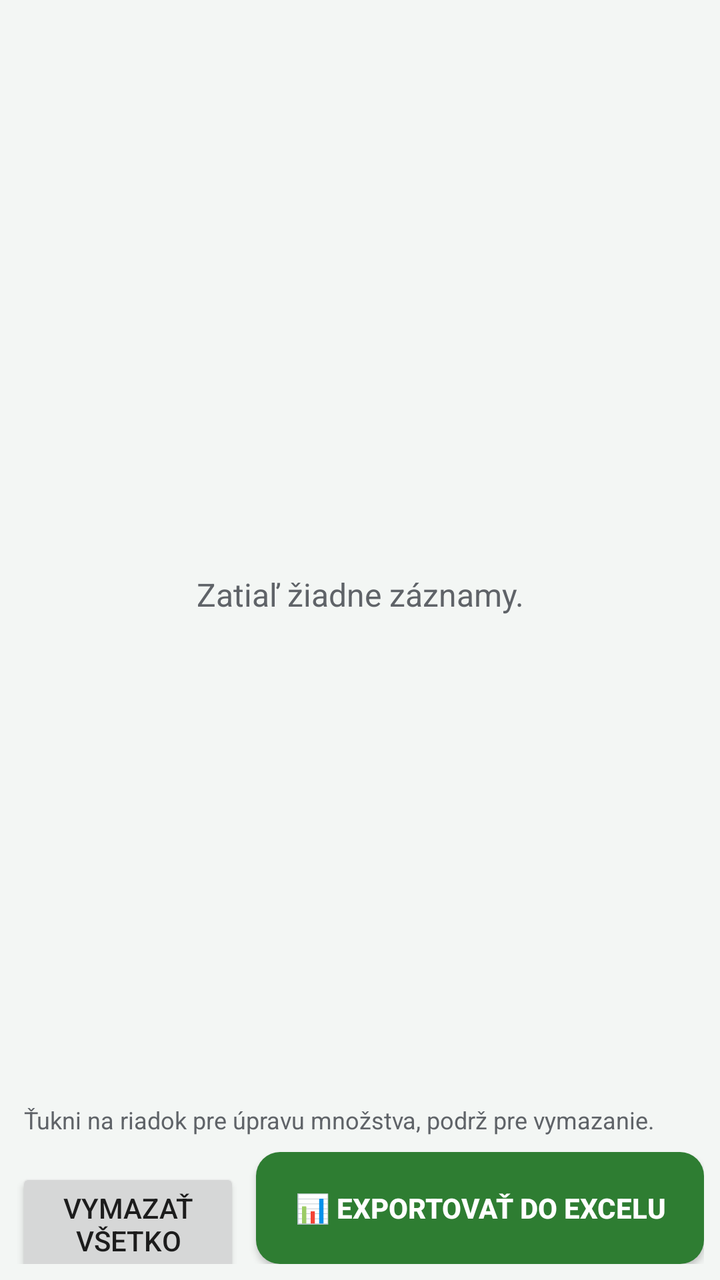
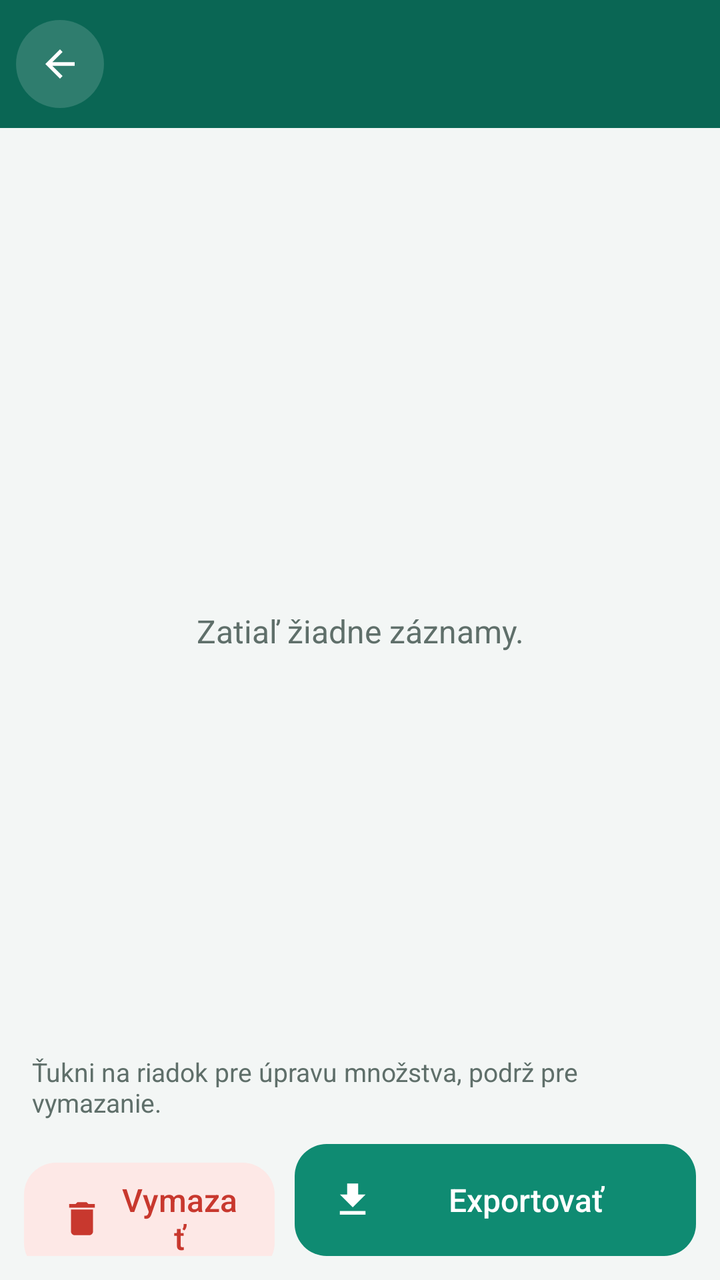

Two renders of the same Android screen: before a commit and after it. Below are the layout's source before the change and the commit's diff.
<!-- AndroidManifest.xml: application theme AppTheme -->
<!-- res/layout/activity_records.xml -->
<?xml version="1.0" encoding="utf-8"?>
<LinearLayout xmlns:android="http://schemas.android.com/apk/res/android"
    android:layout_width="match_parent"
    android:layout_height="match_parent"
    android:background="@color/bg"
    android:orientation="vertical">

    <TextView
        android:id="@+id/tvSummary"
        android:layout_width="match_parent"
        android:layout_height="wrap_content"
        android:padding="12dp"
        android:textColor="@color/text_secondary"
        android:textSize="14sp" />

    <FrameLayout
        android:layout_width="match_parent"
        android:layout_height="0dp"
        android:layout_weight="1">

        <ListView
            android:id="@+id/list"
            android:layout_width="match_parent"
            android:layout_height="match_parent"
            android:divider="#E0E0E0"
            android:dividerHeight="1dp" />

        <TextView
            android:id="@+id/tvEmpty"
            android:layout_width="match_parent"
            android:layout_height="match_parent"
            android:gravity="center"
            android:padding="24dp"
            android:text="@string/empty_list"
            android:textColor="@color/text_secondary"
            android:textSize="16sp" />
    </FrameLayout>

    <TextView
        android:layout_width="match_parent"
        android:layout_height="wrap_content"
        android:paddingStart="12dp"
        android:paddingEnd="12dp"
        android:text="@string/list_hint"
        android:textColor="@color/text_secondary"
        android:textSize="12sp" />

    <LinearLayout
        android:layout_width="match_parent"
        android:layout_height="wrap_content"
        android:orientation="horizontal"
        android:padding="8dp">

        <Button
            android:id="@+id/btnClear"
            android:layout_width="0dp"
            android:layout_height="56dp"
            android:layout_weight="1"
            android:text="@string/clear_all" />

        <Button
            android:id="@+id/btnExport"
            android:layout_width="0dp"
            android:layout_height="56dp"
            android:layout_marginStart="8dp"
            android:layout_weight="2"
            android:background="@drawable/btn_primary"
            android:text="@string/export"
            android:textColor="#FFFFFF"
            android:textStyle="bold" />
    </LinearLayout>
</LinearLayout>
<!-- resources referenced by this layout -->
<resources>
  <color name="bg">#F3F6F4</color>
  <color name="text_secondary">#5F6368</color>
  <!-- drawable btn_primary (drawable) -->
  <?xml version="1.0" encoding="utf-8"?>
  <selector xmlns:android="http://schemas.android.com/apk/res/android">
      <item android:state_pressed="true">
          <shape android:shape="rectangle">
              <corners android:radius="12dp" />
              <solid android:color="@color/primary_dark" />
          </shape>
      </item>
      <item>
          <shape android:shape="rectangle">
              <corners android:radius="12dp" />
              <solid android:color="@color/primary" />
          </shape>
      </item>
  </selector>
  <string name="clear_all">Vymazať všetko</string>
  <string name="export">📊 Exportovať do Excelu</string>
  <style name="AppTheme" parent="android:Theme.Material.Light.DarkActionBar">
          <item name="android:colorPrimary">@color/primary</item>
          <item name="android:colorPrimaryDark">@color/primary_dark</item>
          <item name="android:colorAccent">@color/accent</item>
          <item name="android:windowBackground">@color/bg</item>
      </style>
  <color name="primary_dark">#1B5E20</color>
  <color name="primary">#2E7D32</color>
  <color name="accent">#43A047</color>
  <!-- unchanged entries left out for length: 2 -->
</resources>

<!-- the commit's change to res/layout/activity_records.xml (unified diff, before → after) -->
@@ -5,13 +5,19 @@
     android:background="@color/bg"
     android:orientation="vertical">
 
+    <include layout="@layout/header_bar" />
+
     <TextView
         android:id="@+id/tvSummary"
         android:layout_width="match_parent"
         android:layout_height="wrap_content"
-        android:padding="12dp"
-        android:textColor="@color/text_secondary"
-        android:textSize="14sp" />
+        android:fontFamily="sans-serif-medium"
+        android:paddingStart="16dp"
+        android:paddingTop="14dp"
+        android:paddingEnd="16dp"
+        android:paddingBottom="6dp"
+        android:textColor="@color/text"
+        android:textSize="15sp" />
 
     <FrameLayout
         android:layout_width="match_parent"
@@ -22,8 +28,13 @@
             android:id="@+id/list"
             android:layout_width="match_parent"
             android:layout_height="match_parent"
-            android:divider="#E0E0E0"
-            android:dividerHeight="1dp" />
+            android:clipToPadding="false"
+            android:divider="@android:color/transparent"
+            android:dividerHeight="8dp"
+            android:paddingStart="12dp"
+            android:paddingTop="4dp"
+            android:paddingEnd="12dp"
+            android:paddingBottom="8dp" />
 
         <TextView
             android:id="@+id/tvEmpty"
@@ -37,36 +48,66 @@
     </FrameLayout>
 
     <TextView
-        android:layout_width="match_parent"
-        android:layout_height="wrap_content"
-        android:paddingStart="12dp"
-        android:paddingEnd="12dp"
-        android:text="@string/list_hint"
-        android:textColor="@color/text_secondary"
-        android:textSize="12sp" />
+        style="@style/Hint"
+        android:paddingStart="16dp"
+        android:paddingEnd="16dp"
+        android:text="@string/list_hint" />
 
     <LinearLayout
         android:layout_width="match_parent"
         android:layout_height="wrap_content"
         android:orientation="horizontal"
-        android:padding="8dp">
+        android:padding="12dp">
 
         <Button
             android:id="@+id/btnClear"
+            style="@style/Btn.Danger"
             android:layout_width="0dp"
             android:layout_height="56dp"
             android:layout_weight="1"
+            android:drawableStart="@drawable/ic_delete"
             android:text="@string/clear_all" />
 
         <Button
             android:id="@+id/btnExport"
+            style="@style/Btn.Primary"
             android:layout_width="0dp"
             android:layout_height="56dp"
-            android:layout_marginStart="8dp"
-            android:layout_weight="2"
-            android:background="@drawable/btn_primary"
-            android:text="@string/export"
-            android:textColor="#FFFFFF"
-            android:textStyle="bold" />
+            android:layout_marginStart="10dp"
+            android:layout_weight="1.6"
+            android:drawableStart="@drawable/ic_download"
+            android:text="@string/export" />
     </LinearLayout>
 </LinearLayout>
+<!-- res/layout/header_bar.xml (included above) -->
+<?xml version="1.0" encoding="utf-8"?>
+<LinearLayout xmlns:android="http://schemas.android.com/apk/res/android"
+    android:layout_width="match_parent"
+    android:layout_height="wrap_content"
+    android:background="@color/primary_dark"
+    android:gravity="center_vertical"
+    android:orientation="horizontal"
+    android:paddingStart="8dp"
+    android:paddingTop="10dp"
+    android:paddingEnd="16dp"
+    android:paddingBottom="10dp">
+
+    <ImageButton
+        android:id="@+id/btnBack"
+        android:layout_width="44dp"
+        android:layout_height="44dp"
+        android:background="@drawable/btn_on_header"
+        android:contentDescription="@string/back"
+        android:src="@drawable/ic_back"
+        android:tint="@color/white" />
+
+    <TextView
+        android:id="@+id/tvTitle"
+        android:layout_width="0dp"
+        android:layout_height="wrap_content"
+        android:layout_marginStart="12dp"
+        android:layout_weight="1"
+        android:fontFamily="sans-serif-medium"
+        android:textColor="@color/white"
+        android:textSize="20sp" />
+</LinearLayout>
<!-- resource entries referenced after the edit -->
@@ -1,34 +1,174 @@
 <!-- resources referenced by this layout -->
 <resources>
-  <color name="bg">#F3F6F4</color>
-  <color name="text_secondary">#5F6368</color>
+  <color name="bg">#F3F6F5</color>
+  <color name="text_secondary">#5F6F6A</color>
+  <color name="white">#FFFFFF</color>
+  <!-- drawable btn_on_header (drawable) -->
+  <?xml version="1.0" encoding="utf-8"?>
+  <ripple xmlns:android="http://schemas.android.com/apk/res/android" android:color="@color/white_soft_pressed">
+      <item>
+          <selector>
+              <item android:state_enabled="false">
+                  <shape android:shape="rectangle">
+                      <corners android:radius="22dp" />
+                      <solid android:color="@color/outline" />
+                  </shape>
+              </item>
+              <item>
+                  <shape android:shape="rectangle">
+                      <corners android:radius="22dp" />
+                      <solid android:color="@color/white_soft" />
+                      
+                  </shape>
+              </item>
+          </selector>
+      </item>
+  </ripple>
+  <!-- drawable ic_back (drawable) -->
+  <?xml version="1.0" encoding="utf-8"?>
+  <vector xmlns:android="http://schemas.android.com/apk/res/android"
+      android:width="22dp" android:height="22dp"
+      android:viewportWidth="24" android:viewportHeight="24">
+      <path android:fillColor="#FF000000" android:pathData="M20,11H7.83l5.59,-5.59L12,4l-8,8 8,8 1.41,-1.41L7.83,13H20v-2z" />
+  </vector>
+  <!-- drawable ic_delete (drawable) -->
+  <?xml version="1.0" encoding="utf-8"?>
+  <vector xmlns:android="http://schemas.android.com/apk/res/android"
+      android:width="22dp" android:height="22dp"
+      android:viewportWidth="24" android:viewportHeight="24">
+      <path android:fillColor="#FF000000" android:pathData="M6,19c0,1.1 0.9,2 2,2h8c1.1,0 2,-0.9 2,-2V7H6v12zM19,4h-3.5l-1,-1h-5l-1,1H5v2h14V4z" />
+  </vector>
+  <!-- drawable ic_download (drawable) -->
+  <?xml version="1.0" encoding="utf-8"?>
+  <vector xmlns:android="http://schemas.android.com/apk/res/android"
+      android:width="22dp" android:height="22dp"
+      android:viewportWidth="24" android:viewportHeight="24">
+      <path android:fillColor="#FF000000" android:pathData="M19,9h-4V3H9v6H5l7,7 7,-7zM5,18v2h14v-2H5z" />
+  </vector>
+  <string name="back">Späť</string>
   <!-- drawable btn_primary (drawable) -->
   <?xml version="1.0" encoding="utf-8"?>
-  <selector xmlns:android="http://schemas.android.com/apk/res/android">
-      <item android:state_pressed="true">
-          <shape android:shape="rectangle">
-              <corners android:radius="12dp" />
-              <solid android:color="@color/primary_dark" />
-          </shape>
+  <ripple xmlns:android="http://schemas.android.com/apk/res/android" android:color="@color/ripple_light">
+      <item>
+          <selector>
+              <item android:state_enabled="false">
+                  <shape android:shape="rectangle">
+                      <corners android:radius="16dp" />
+                      <solid android:color="@color/outline" />
+                  </shape>
+              </item>
+              <item>
+                  <shape android:shape="rectangle">
+                      <corners android:radius="16dp" />
+                      <solid android:color="@color/primary" />
+                      
+                  </shape>
+              </item>
+          </selector>
       </item>
-      <item>
-          <shape android:shape="rectangle">
-              <corners android:radius="12dp" />
-              <solid android:color="@color/primary" />
-          </shape>
-      </item>
-  </selector>
-  <string name="clear_all">Vymazať všetko</string>
-  <string name="export">📊 Exportovať do Excelu</string>
-  <style name="AppTheme" parent="android:Theme.Material.Light.DarkActionBar">
+  </ripple>
+  <string name="clear_all">Vymazať</string>
+  <string name="export">Exportovať</string>
+  <style name="Btn.Danger">
+          <item name="android:background">@drawable/btn_danger</item>
+          <item name="android:textColor">@color/danger</item>
+          <item name="android:drawableTint">@color/danger</item>
+      </style>
+  <style name="Btn.Primary">
+          <item name="android:background">@drawable/btn_primary</item>
+          <item name="android:textColor">@color/white</item>
+          <item name="android:drawableTint">@color/white</item>
+      </style>
+  <style name="Hint">
+          <item name="android:layout_width">match_parent</item>
+          <item name="android:layout_height">wrap_content</item>
+          <item name="android:textColor">@color/text_secondary</item>
+          <item name="android:textSize">13sp</item>
+      </style>
+  <style name="AppTheme" parent="android:Theme.Material.Light.NoActionBar">
           <item name="android:colorPrimary">@color/primary</item>
           <item name="android:colorPrimaryDark">@color/primary_dark</item>
           <item name="android:colorAccent">@color/accent</item>
           <item name="android:windowBackground">@color/bg</item>
+          <item name="android:statusBarColor">@color/primary_dark</item>
+          <item name="android:textColorPrimary">@color/text</item>
+          <item name="android:textColorSecondary">@color/text_secondary</item>
+          <item name="android:buttonStyle">@style/Btn</item>
+          <item name="android:alertDialogTheme">@style/DialogTheme</item>
       </style>
-  <color name="primary_dark">#1B5E20</color>
-  <color name="primary">#2E7D32</color>
-  <color name="accent">#43A047</color>
+  <color name="white_soft_pressed">#40FFFFFF</color>
+  <color name="outline">#DCE5E1</color>
+  <color name="white_soft">#26FFFFFF</color>
+  <!-- drawable btn_danger (drawable) -->
+  <?xml version="1.0" encoding="utf-8"?>
+  <ripple xmlns:android="http://schemas.android.com/apk/res/android" android:color="@color/ripple_dark">
+      <item>
+          <selector>
+              <item android:state_enabled="false">
+                  <shape android:shape="rectangle">
+                      <corners android:radius="16dp" />
+                      <solid android:color="@color/outline" />
+                  </shape>
+              </item>
+              <item>
+                  <shape android:shape="rectangle">
+                      <corners android:radius="16dp" />
+                      <solid android:color="@color/danger_soft" />
+                      
+                  </shape>
+              </item>
+          </selector>
+      </item>
+  </ripple>
+  <color name="danger">#C8382E</color>
+  <color name="primary_dark">#0A6654</color>
+  <color name="text">#1C2B27</color>
+  <color name="primary">#0F8B72</color>
+  <color name="accent">#0F8B72</color>
+  <style name="Btn" parent="android:Widget.Material.Button">
+          <item name="android:textAllCaps">false</item>
+          <item name="android:stateListAnimator">@null</item>
+          <item name="android:textSize">16sp</item>
+          <item name="android:fontFamily">sans-serif-medium</item>
+          <item name="android:minHeight">52dp</item>
+          <item name="android:minWidth">0dp</item>
+          <item name="android:paddingStart">18dp</item>
+          <item name="android:paddingEnd">18dp</item>
+          <item name="android:drawablePadding">8dp</item>
+          <item name="android:gravity">center</item>
+          <item name="android:background">@drawable/btn_outline</item>
+          <item name="android:textColor">@color/text</item>
+      </style>
+  <style name="DialogTheme" parent="android:Theme.Material.Light.Dialog.Alert">
+          <item name="android:colorAccent">@color/primary</item>
+          <item name="android:colorPrimary">@color/primary</item>
+      </style>
+  <color name="ripple_dark">#22000000</color>
+  <color name="danger_soft">#FDE8E6</color>
+  <color name="ripple_light">#33FFFFFF</color>
+  <!-- drawable btn_outline (drawable) -->
+  <?xml version="1.0" encoding="utf-8"?>
+  <ripple xmlns:android="http://schemas.android.com/apk/res/android" android:color="@color/primary_soft">
+      <item>
+          <selector>
+              <item android:state_enabled="false">
+                  <shape android:shape="rectangle">
+                      <corners android:radius="16dp" />
+                      <solid android:color="@color/outline" />
+                  </shape>
+              </item>
+              <item>
+                  <shape android:shape="rectangle">
+                      <corners android:radius="16dp" />
+                      <solid android:color="@color/surface" />
+                      <stroke android:width="1dp" android:color="@color/outline" />
+                  </shape>
+              </item>
+          </selector>
+      </item>
+  </ripple>
+  <color name="primary_soft">#DDF4EC</color>
+  <color name="surface">#FFFFFF</color>
   <!-- unchanged entries left out for length: 2 -->
 </resources>
 
